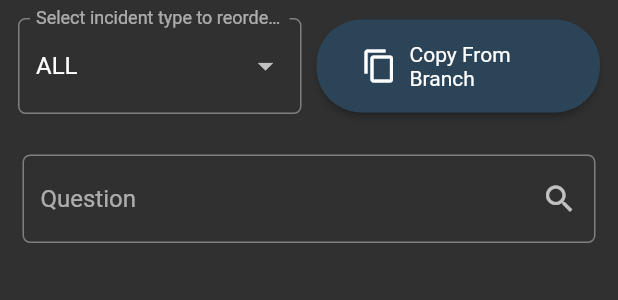
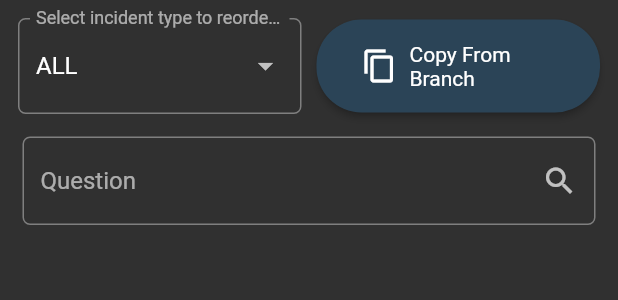
Before and after one commit to ShashiKha9/BLOC-DEMO, a Flutter app: the GroupIncidentTypeQuestionContent widget shown alone on an empty page, opened directly with empty values, on a phone screen of 412 x 824 dp. Shown: the top 300 px of the screen. Run offline on Flutter 3.47's test engine with Material 2 defaults, Android fonts, the light colour scheme and no system bars; drawn by our look-alikes of loading_overlay; our stand-ins replace dio, email_validator, equatable, flutter_bloc, flutter_spinkit, flutter_typeahead and 3 more; missing offline and left inert: flutter_iconpicker, google_maps_webservice; accounts and stored records are empty; Roboto replaces fonts that are missing (Montserrat-Light).

Commit message:
ui fixes

```diff
--- a/lib/ui/content/groupIncidentTypeQuestions/group_incident_type_questions.dart
+++ b/lib/ui/content/groupIncidentTypeQuestions/group_incident_type_questions.dart
@@ -229,7 +229,7 @@ class _GroupIncidentTypeQuestionContentState
               mainAxisAlignment: MainAxisAlignment.start,
               children: [
                 Padding(
-                  padding: const EdgeInsets.all(12),
+                  padding: const EdgeInsets.fromLTRB(12,12,12,0),
                   child: Row(
                     crossAxisAlignment: CrossAxisAlignment.center,
                     mainAxisAlignment: MainAxisAlignment.center,
```
